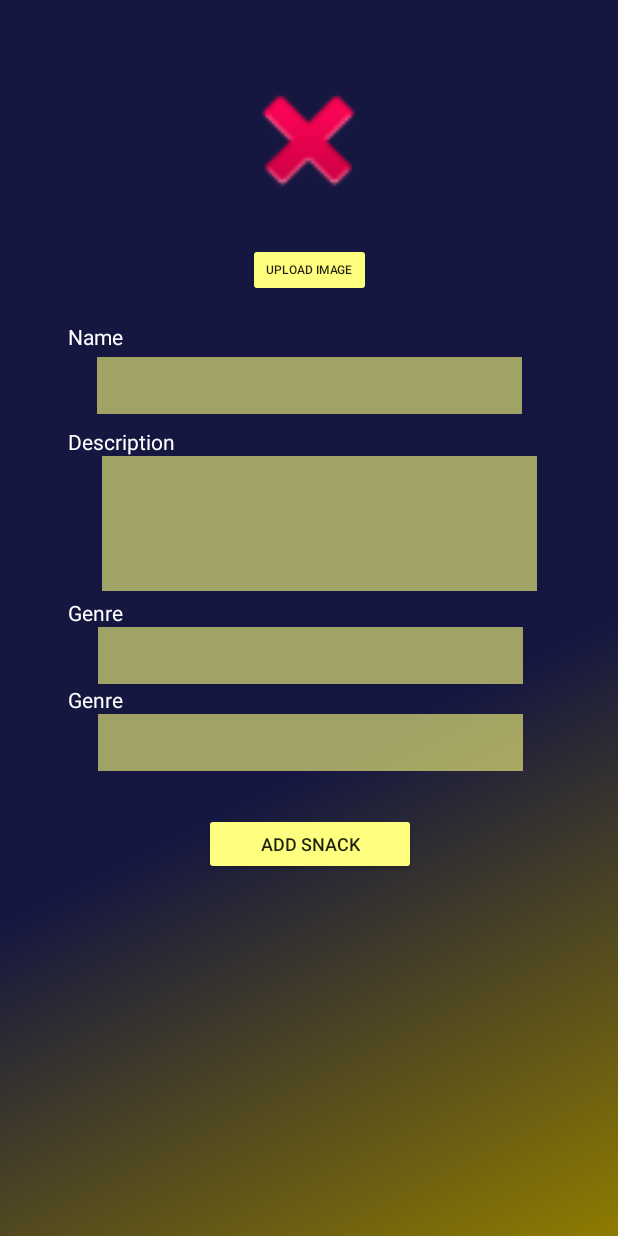
After one commit to getll/PopNWatch, an Android app: the AddRecipeActivity screen opened directly, with no data from a screen before it, on a phone screen of 412 x 824 dp. The commit adds this screen. Run offline under Robolectric (Android 15) with nearby library versions, the phone set to English and light mode, and no system bars.

Commit message:
working recycler view for snacks and started recipe side (image upload to be discussed

```diff
--- a/PopNWatch/app/src/main/AndroidManifest.xml
+++ b/PopNWatch/app/src/main/AndroidManifest.xml
@@ -9,6 +9,9 @@
         android:roundIcon="@mipmap/ic_launcher_round"
         android:supportsRtl="true"
         android:theme="@style/Theme.PopNWatch">
+        <activity
+            android:name=".AddRecipeActivity"
+            android:exported="false" />
         <activity
             android:name=".AddSnackActivity"
             android:exported="false" />
--- /dev/null
+++ b/PopNWatch/app/src/main/java/com/example/popnwatch/AddRecipeActivity.java
@@ -0,0 +1,14 @@
+package com.example.popnwatch;
+
+import androidx.appcompat.app.AppCompatActivity;
+
+import android.os.Bundle;
+
+public class AddRecipeActivity extends AppCompatActivity {
+
+    @Override
+    protected void onCreate(Bundle savedInstanceState) {
+        super.onCreate( savedInstanceState );
+        setContentView( R.layout.activity_add_recipe );
+    }
+}
--- a/PopNWatch/app/src/main/java/com/example/popnwatch/SnackDB.java
+++ b/PopNWatch/app/src/main/java/com/example/popnwatch/SnackDB.java
@@ -58,9 +58,9 @@ public class SnackDB extends SQLiteOpenHelper {
 
 
 
-    public void deleteData(String id){
+    public void deleteData(String name){
         SQLiteDatabase db = this.getWritableDatabase();
-        long result = db.delete(Snacks, "id=?", new String[] {id});
+        long result = db.delete(Snacks, "name=?", new String[] {name});
         if(result == -1){
             Toast.makeText(context, "Failed",Toast.LENGTH_SHORT).show();
         }else{
--- /dev/null
+++ b/PopNWatch/app/src/main/res/layout/activity_add_recipe.xml
@@ -0,0 +1,143 @@
+<?xml version="1.0" encoding="utf-8"?>
+<androidx.constraintlayout.widget.ConstraintLayout xmlns:android="http://schemas.android.com/apk/res/android"
+    xmlns:app="http://schemas.android.com/apk/res-auto"
+    xmlns:tools="http://schemas.android.com/tools"
+    android:layout_width="match_parent"
+    android:layout_height="match_parent"
+    android:background="@drawable/background"
+    tools:context=".AddRecipeActivity">
+
+    <TextView
+        android:id="@+id/etaTextView"
+        android:layout_width="wrap_content"
+        android:layout_height="wrap_content"
+        android:text="Genre"
+        android:textColor="@color/white"
+        app:layout_constraintBottom_toTopOf="@+id/etaEditTextView"
+        app:layout_constraintEnd_toEndOf="parent"
+        app:layout_constraintHorizontal_bias="0.12"
+        app:layout_constraintStart_toStartOf="parent" />
+
+    <EditText
+        android:id="@+id/genreRecipeEditTextView"
+        android:layout_width="283dp"
+        android:layout_height="38dp"
+        android:layout_marginTop="20dp"
+        android:background="#99FFFF7F"
+        android:ems="10"
+        android:inputType="textEmailAddress"
+        app:layout_constraintEnd_toEndOf="parent"
+        app:layout_constraintHorizontal_bias="0.506"
+        app:layout_constraintStart_toStartOf="parent"
+        app:layout_constraintTop_toBottomOf="@+id/etaEditTextView" />
+
+    <TextView
+        android:id="@+id/genreTextView"
+        android:layout_width="wrap_content"
+        android:layout_height="wrap_content"
+        android:text="Genre"
+        android:textColor="@color/white"
+        app:layout_constraintBottom_toTopOf="@+id/genreRecipeEditTextView"
+        app:layout_constraintEnd_toEndOf="parent"
+        app:layout_constraintHorizontal_bias="0.12"
+        app:layout_constraintStart_toStartOf="parent" />
+
+    <TextView
+        android:id="@+id/descriptionText"
+        android:layout_width="wrap_content"
+        android:layout_height="wrap_content"
+        android:text="Description"
+        android:textColor="@color/white"
+        app:layout_constraintBottom_toTopOf="@+id/descriptionEditTextview"
+        app:layout_constraintEnd_toEndOf="parent"
+        app:layout_constraintHorizontal_bias="0.134"
+        app:layout_constraintStart_toStartOf="parent" />
+
+    <Button
+        android:id="@+id/addSnackButton"
+        android:layout_width="141dp"
+        android:layout_height="41dp"
+        android:layout_marginTop="28dp"
+        android:backgroundTint="#FFFF7F"
+        android:text="Add Snack"
+        android:textSize="12dp"
+        app:layout_constraintEnd_toEndOf="parent"
+        app:layout_constraintHorizontal_bias="0.502"
+        app:layout_constraintStart_toStartOf="parent"
+        app:layout_constraintTop_toBottomOf="@+id/genreRecipeEditTextView" />
+
+    <EditText
+        android:id="@+id/descriptionEditTextview"
+        android:layout_width="290dp"
+        android:layout_height="90dp"
+        android:layout_marginTop="28dp"
+        android:background="#99FFFF7F"
+        android:ems="10"
+        android:inputType="textEmailAddress"
+        android:textSize="10dp"
+        app:layout_constraintEnd_toEndOf="parent"
+        app:layout_constraintHorizontal_bias="0.557"
+        app:layout_constraintStart_toStartOf="parent"
+        app:layout_constraintTop_toBottomOf="@+id/nameRecipeEditTextView" />
+
+    <EditText
+        android:id="@+id/etaEditTextView"
+        android:layout_width="283dp"
+        android:layout_height="38dp"
+        android:layout_marginTop="24dp"
+        android:background="#99FFFF7F"
+        android:ems="10"
+        android:inputType="textEmailAddress"
+        app:layout_constraintEnd_toEndOf="parent"
+        app:layout_constraintHorizontal_bias="0.506"
+        app:layout_constraintStart_toStartOf="parent"
+        app:layout_constraintTop_toBottomOf="@+id/descriptionEditTextview" />
+
+    <EditText
+        android:id="@+id/nameRecipeEditTextView"
+        android:layout_width="283dp"
+        android:layout_height="38dp"
+        android:layout_marginTop="40dp"
+        android:background="#99FFFF7F"
+        android:ems="10"
+        android:inputType="textEmailAddress"
+        app:layout_constraintEnd_toEndOf="parent"
+        app:layout_constraintStart_toStartOf="parent"
+        app:layout_constraintTop_toBottomOf="@+id/uploadSnackButton" />
+
+    <ImageView
+        android:id="@+id/snackImageView"
+        android:layout_width="115dp"
+        android:layout_height="98dp"
+        android:layout_marginTop="44dp"
+        app:layout_constraintEnd_toEndOf="parent"
+        app:layout_constraintHorizontal_bias="0.498"
+        app:layout_constraintStart_toStartOf="parent"
+        app:layout_constraintTop_toTopOf="parent"
+        app:srcCompat="@android:drawable/ic_delete" />
+
+    <Button
+        android:id="@+id/uploadSnackButton"
+        android:layout_width="82dp"
+        android:layout_height="36dp"
+        android:layout_marginTop="20dp"
+        android:backgroundTint="#FFFF7F"
+        android:text="Upload Image"
+        android:textSize="8dp"
+        app:layout_constraintEnd_toEndOf="parent"
+        app:layout_constraintStart_toStartOf="parent"
+        app:layout_constraintTop_toBottomOf="@+id/snackImageView" />
+
+    <TextView
+        android:id="@+id/nameText"
+        android:layout_width="wrap_content"
+        android:layout_height="wrap_content"
+        android:layout_marginBottom="4dp"
+        android:text="Name"
+        android:textColor="@color/white"
+        app:layout_constraintBottom_toTopOf="@+id/nameRecipeEditTextView"
+        app:layout_constraintEnd_toEndOf="parent"
+        app:layout_constraintHorizontal_bias="0.12"
+        app:layout_constraintStart_toStartOf="parent" />
+
+</androidx.constraintlayout.widget.ConstraintLayout>
--- a/PopNWatch/app/src/main/res/layout/admin_movie_snack_row.xml
+++ b/PopNWatch/app/src/main/res/layout/admin_movie_snack_row.xml
@@ -13,6 +13,7 @@
         android:layout_marginStart="40dp"
         android:layout_marginBottom="24dp"
         android:text="TextView"
+        android:textColor="@color/white"
         app:layout_constraintBottom_toBottomOf="parent"
         app:layout_constraintStart_toEndOf="@+id/itemImg" />
 
@@ -32,6 +33,7 @@
         android:layout_marginStart="40dp"
         android:layout_marginBottom="16dp"
         android:text="TextView"
+        android:textColor="@color/white"
         app:layout_constraintBottom_toTopOf="@+id/infoTextView"
         app:layout_constraintStart_toEndOf="@+id/itemImg" />
 
```
Also changed, not shown: PopNWatch/app/src/main/java/com/example/popnwatch/AdminActivity.java (+31 -4 lines), PopNWatch/app/src/main/java/com/example/popnwatch/AdminRecyclerViewAdapter.java (deleted, +0 -110 lines), PopNWatch/app/src/main/java/com/example/popnwatch/AdminSnackRecylerViewAdapter.java (added, +79 -0 lines), PopNWatch/app/src/main/java/com/example/popnwatch/RecipesDb.java (added, +56 -0 lines), PopNWatch/app/src/main/res/layout/activity_admin.xml (+4 -3 lines).
